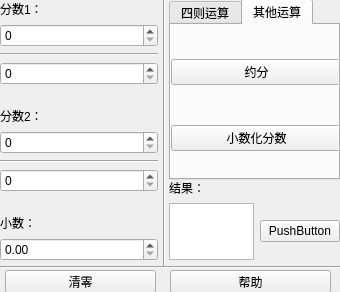
First picture: the form in 220204-FraOper/UI.ui, repository CropsW/python-xuexi, before the edit.
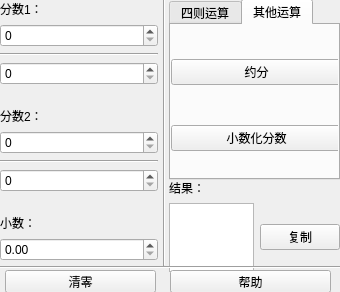
Second picture: the form after the edit.

```diff
--- a/220204-FraOper/UI.ui
+++ b/220204-FraOper/UI.ui
@@ -252,7 +252,7 @@
      <x>169</x>
      <y>179</y>
      <width>171</width>
-     <height>81</height>
+     <height>93</height>
     </rect>
    </property>
    <layout class="QVBoxLayout" name="verticalLayout">
@@ -271,7 +271,7 @@
       <item>
        <widget class="QPushButton" name="pushButton_10">
         <property name="text">
-         <string>PushButton</string>
+         <string>复制</string>
         </property>
        </widget>
       </item>
```
